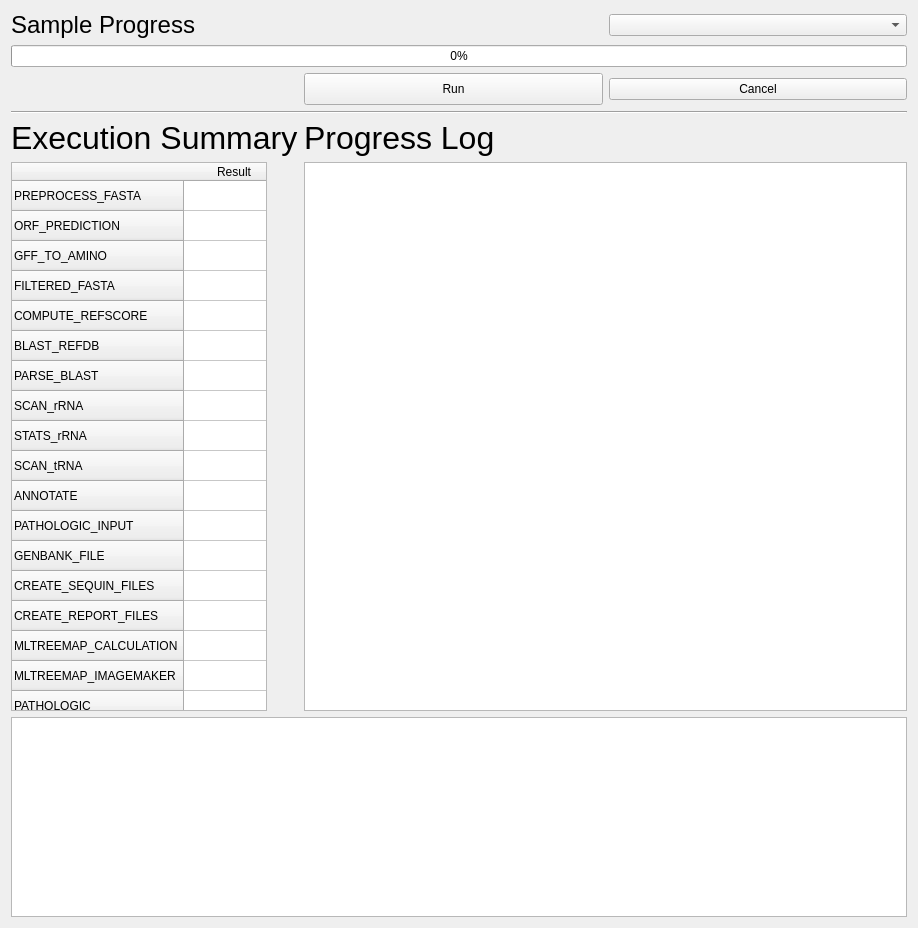
The window that ProgressDialog.ui (hallamlab/MetaPathwaysGUI) describes before a commit, drawn with Qt 5.
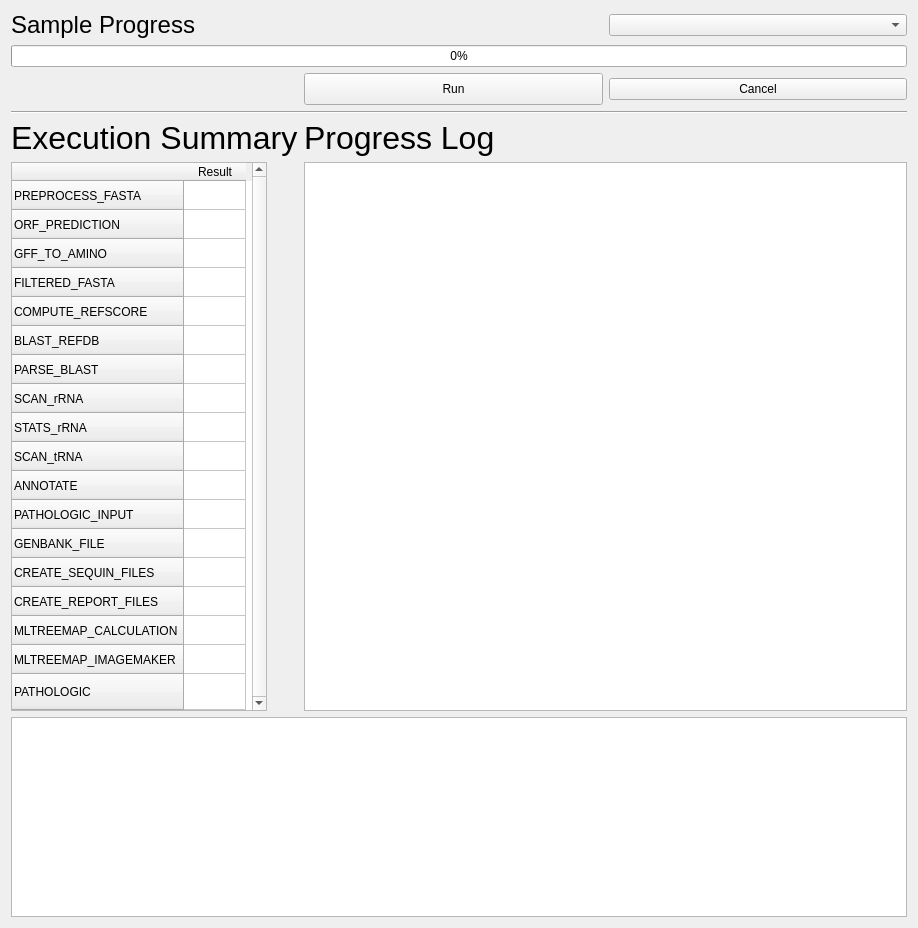
The same window after the commit.

Commit message: updated some old gui logic

Patch:
```diff
--- a/ProgressDialog.ui
+++ b/ProgressDialog.ui
@@ -23,13 +23,22 @@
       </sizepolicy>
      </property>
      <property name="verticalScrollBarPolicy">
-      <enum>Qt::ScrollBarAlwaysOff</enum>
+      <enum>Qt::ScrollBarAlwaysOn</enum>
      </property>
      <property name="showGrid">
       <bool>true</bool>
      </property>
      <attribute name="horizontalHeaderDefaultSectionSize">
-      <number>100</number>
+      <number>62</number>
+     </attribute>
+     <attribute name="horizontalHeaderMinimumSectionSize">
+      <number>30</number>
+     </attribute>
+     <attribute name="verticalHeaderDefaultSectionSize">
+      <number>29</number>
+     </attribute>
+     <attribute name="verticalHeaderStretchLastSection">
+      <bool>true</bool>
      </attribute>
      <row>
       <property name="text">
```
Left out of the diff: 3 changed lines with no effect on the pictures. The commit also changes 3 other files.
